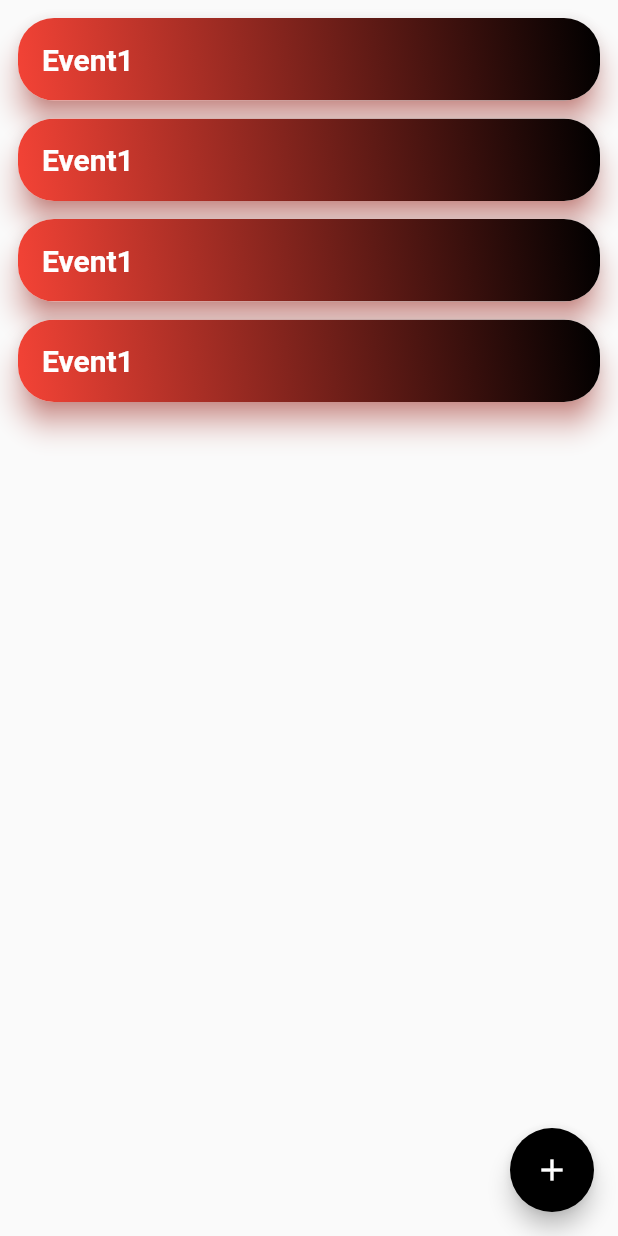
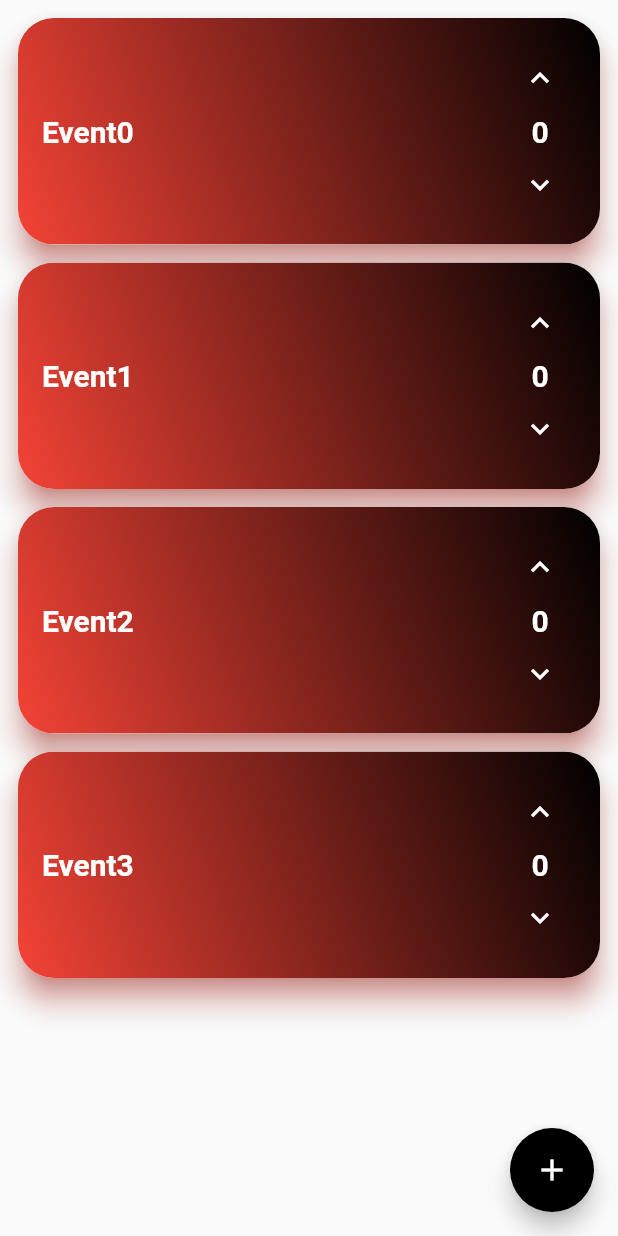
Before and after one commit to lucas-987/projet_pam, a Flutter app: the ListEvent screen opened directly, on a phone screen of 412 x 824 dp. Run offline on Flutter 3.47's test engine with Material 2 defaults, Android fonts, the light colour scheme and no system bars.

Commit message:
Ajout du formulaire et de l'augmentation des points

```diff
--- a/share_wood_front/lib/Model/event.dart
+++ b/share_wood_front/lib/Model/event.dart
@@ -6,6 +6,7 @@
 final String tableevent = "event";
 
 class Evenement {
+  int id;
   String name;
   String categorie;
   String description;
@@ -14,6 +15,7 @@ class Evenement {
 
 
   Evenement({
+    required this.id,
     required this.name,
     required this.categorie,
     required this.description,
--- a/share_wood_front/lib/front_pages/connexion.dart
+++ b/share_wood_front/lib/front_pages/connexion.dart
@@ -1,3 +1,4 @@
+
 import 'package:flutter/material.dart';
 
 import '../component/my_button.dart';
@@ -12,10 +13,13 @@ class Connexion extends StatelessWidget {
   final passwordController = TextEditingController();
 
   // sign user in method
-  void signUserIn() {}
+
 
   @override
   Widget build(BuildContext context) {
+    void signUserIn() {
+      Navigator.pushNamed(context, '/showEvents');
+    }
     return Scaffold(
       backgroundColor: Colors.grey[300],
       body: SafeArea(
--- a/share_wood_front/lib/front_pages/list_event.dart
+++ b/share_wood_front/lib/front_pages/list_event.dart
@@ -12,19 +12,19 @@ class ListEvent extends StatefulWidget{
   _ListEventState createState()=> _ListEventState();
 
   Evenement event1 = new Evenement(
-      name: 'Event1', categorie: '', description: '', score: 0
+      name: 'Event0', categorie: '', description: '', score: 0,id: 0
       );
 
   Evenement event2 = new Evenement(
-      name: 'Event1', categorie: '', description: '', score: 0
+      name: 'Event1', categorie: '', description: '', score: 0,id: 1
   );
 
   Evenement event3 = new Evenement(
-      name: 'Event1', categorie: '', description: '', score: 0
+      name: 'Event2', categorie: '', description: '', score: 0,id: 2
   );
 
   Evenement event4 = new Evenement(
-      name: 'Event1', categorie: '', description: '', score: 0
+      name: 'Event3', categorie: '', description: '', score: 0,id: 3
   );
 
 
@@ -49,7 +49,7 @@ class _ListEventState extends State<ListEvent>{
     floatingActionButton: FloatingActionButton(
       backgroundColor: Colors.black,
       child: Icon(Icons.add),
-      onPressed: (){}
+      onPressed: (){Navigator.pushNamed(context, '/addEvent');}
 
     ),
   );
@@ -73,6 +73,20 @@ class _ListEventState extends State<ListEvent>{
     super.dispose();
   }
 
+  void upEvent(int idEvent){
+
+    setState(() {
+      events.elementAt(idEvent).score++;
+    });
+  }
+
+  void downEvent(int idEvent){
+
+    setState(() {
+      events.elementAt(idEvent).score--;
+    });
+  }
+
 
   Widget buildEvents() =>StaggeredGridView.countBuilder(
       padding: EdgeInsets.all(8),
@@ -86,16 +100,13 @@ class _ListEventState extends State<ListEvent>{
         Evenement event = events[index];
         return GestureDetector(
 
-          child: eventCard(event.name)
+          child: eventCard(event.name,event.score,event.id)
         );
       }
   );
 
-}
 
-
-
-Widget eventCard(String title)=>Card(
+  Widget eventCard(String title,int score,int idEvent)=>Card(
       shadowColor: Colors.red,
       elevation: 8,
       clipBehavior: Clip.antiAlias,
@@ -112,7 +123,10 @@ Widget eventCard(String title)=>Card(
           ),
 
           padding: EdgeInsets.all(16),
-      child: Column(
+          child: Row(
+            mainAxisAlignment: MainAxisAlignment.spaceBetween,
+            children: [
+              Column(
                 crossAxisAlignment: CrossAxisAlignment.start,
                 children: [
                   Text(
@@ -124,7 +138,33 @@ Widget eventCard(String title)=>Card(
 
                     ),
                   )
+
                 ],
               ),
+              Column(
+
+                children: [
+                  IconButton(onPressed: (){
+                   upEvent(idEvent);
+                  }, icon: Icon(Icons.keyboard_arrow_up,color: Colors.white,)),
+                  Text(
+                    score.toString(),
+                    style: TextStyle(
+                      fontSize: 20,
+                      color: Colors.white,
+                      fontWeight: FontWeight.bold,
+
+                    ),
+                  ),
+                  IconButton(onPressed: (){downEvent(idEvent);}, icon: Icon(Icons.keyboard_arrow_down,color: Colors.white,)),
+                ],
+              )
+            ],
+          )
+
+
+
       )
   );
+
+}
--- a/share_wood_front/lib/main.dart
+++ b/share_wood_front/lib/main.dart
@@ -1,4 +1,6 @@
 import 'package:flutter/material.dart';
+import 'package:share_wood_front/front_pages/create_event.dart';
+import 'package:share_wood_front/front_pages/list_event.dart';
 
 import 'front_pages/app_bar.dart';
 import 'front_pages/connexion.dart';
@@ -20,7 +22,9 @@ class MyApp extends StatelessWidget {
       initialRoute: '/',
       routes: {
         // When navigating to the "/" route, build the FirstScreen widget.
-        '/': (context) => MyAppBar(),
+        '/': (context) => Connexion(),
+        '/showEvents': (context)=>MyAppBar(),
+        '/addEvent':(context)=>CreateEvent(),
 
       },
     );
```
Also changed, not shown: share_wood_front/lib/front_pages/create_event.dart (added, +176 -0 lines). Lines whose indentation alone changed are shown as unchanged.
